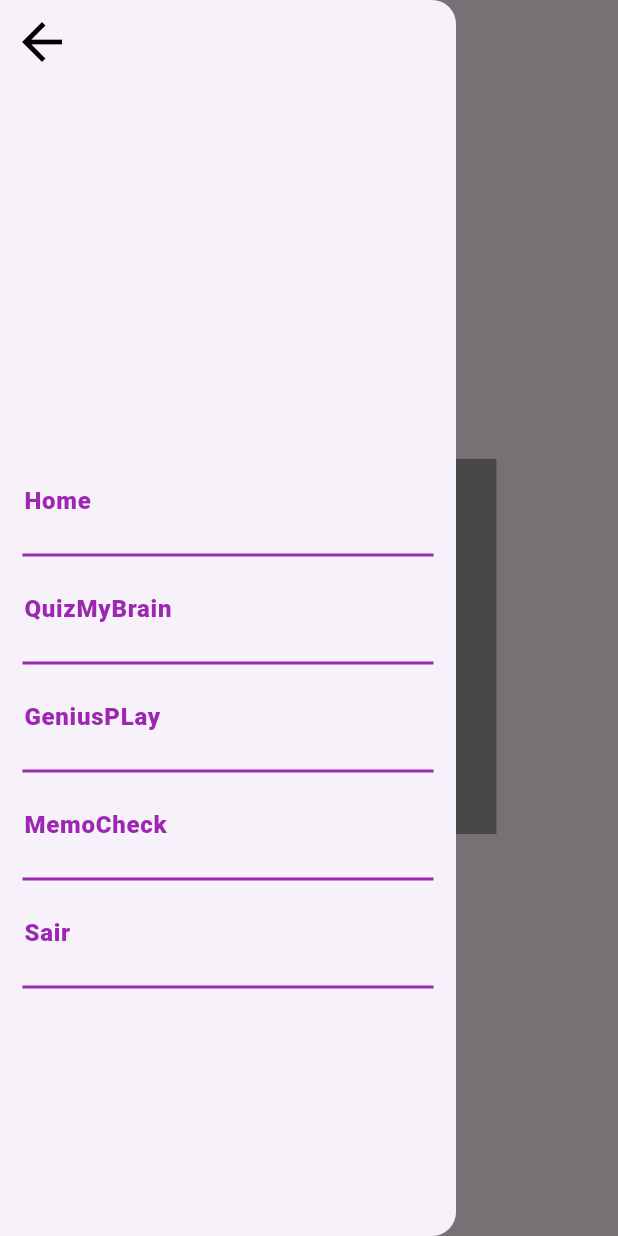
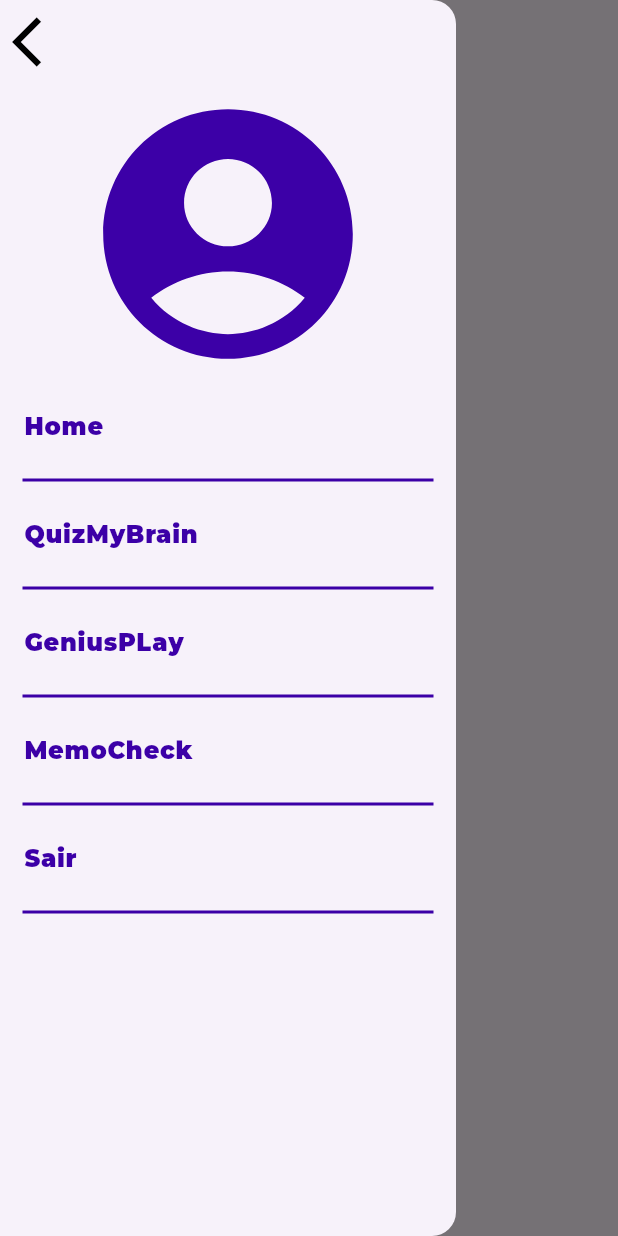
Before and after one commit to cauan-devs/projeto-morgana-WS, a Flutter app: the screen it shows after launch, with the side drawer open, on a phone screen of 412 x 824 dp. Run offline on Flutter 3.47's test engine with Material 3 defaults, Android fonts, the phone set to English and light mode, and no system bars; our stand-ins replace google_fonts.

Commit message:
botões funcionais

```diff
--- a/lib/main.dart
+++ b/lib/main.dart
@@ -31,13 +31,16 @@ class _HomePageState extends State<HomePage> {
       body: Center(
         child:
           Column(
+            mainAxisAlignment: MainAxisAlignment.center,
+            crossAxisAlignment: CrossAxisAlignment.center,
             children: [
-              Container(
-                color: Colors.grey,
-                height: 250,
-                width: 250,
-                margin: const EdgeInsets.fromLTRB(0, 250, 0, 20)),
-                Text("Bem-vindo ao Aprender+")
+              SizedBox(
+                height: 200,
+                width: 700,
+                child: Image.asset('assets/images/aprender.png',
+                ),
+              ),
+              Text("Bem vindo ao Aprender+")
             ],
           ),
       ),
@@ -51,7 +54,7 @@ class _HomePageState extends State<HomePage> {
             children: [
              IconButton(
            iconSize: 40,
-            icon: const Icon(Icons.arrow_back, color: Colors.black),
+            icon: const Icon(Icons.arrow_back_ios, color: Colors.black),
             onPressed: () {
            Navigator.pop(context);
                     },
--- a/lib/opcoes.dart
+++ b/lib/opcoes.dart
@@ -1,5 +1,9 @@
 import 'package:flutter/material.dart';
+import 'package:flutter/services.dart';
 import 'package:google_fonts/google_fonts.dart';
+import 'package:ws_morgana/geniusplay.dart';
+import 'package:ws_morgana/memocheck.dart';
+import 'package:ws_morgana/quizmybrain.dart';
 
 class Opcoes extends StatefulWidget {
   const Opcoes({super.key});
@@ -11,78 +15,110 @@ class Opcoes extends StatefulWidget {
 class _OpcoesState extends State<Opcoes> {
   @override
   Widget build(BuildContext context) {
-    return  Padding(
-               padding: const EdgeInsets.only(top: 250.0),
+    return Padding(
+      padding: const EdgeInsets.only(),
       child: Column(
         children: [
+          Icon(Icons.account_circle, color: Color(0xFF3C00A7), size: 200),
+
           ListTile(
             onTap: () => Navigator.pop(context),
             title: Text(
               "Home",
               textAlign: TextAlign.justify,
-                      style: GoogleFonts.breeSerif(
+              style: GoogleFonts.montserrat(
                 fontWeight: FontWeight.w900,
-                        color: Colors.purple),
+                color: Color(0xFF3C00A7),
+              ),
             ),
           ),
           Divider(
-                  color: Colors.purple,
+            color: Color(0xFF3C00A7),
             thickness: 2,
             indent: 15,
             endIndent: 15,
           ),
           ListTile(
             onTap: () {
-                    Navigator.pop(context);
+              Navigator.push(
+                context,
+                MaterialPageRoute(builder: (context) => Quizmybrain()),
+              );
             },
-                  title: Text("QuizMyBrain", textAlign: TextAlign.justify, style: GoogleFonts.breeSerif(
+            title: Text(
+              "QuizMyBrain",
+              textAlign: TextAlign.justify,
+              style: GoogleFonts.montserrat(
                 fontWeight: FontWeight.w900,
-                    color: Colors.purple),
+                color: Color(0xFF3C00A7),
               ),
             ),
-                Divider( color: Colors.purple,
+          ),
+          Divider(
+            color: Color(0xFF3C00A7),
             thickness: 2,
             indent: 15,
             endIndent: 15,
           ),
           ListTile(
             onTap: () {
-                    Navigator.pop(context);
+              Navigator.push(
+                context,
+                MaterialPageRoute(builder: (context) => Geniusplay()),
+              );
             },
-                  title: Text("GeniusPLay", textAlign: TextAlign.justify, style: GoogleFonts.breeSerif(
+            title: Text(
+              "GeniusPLay",
+              textAlign: TextAlign.justify,
+              style: GoogleFonts.montserrat(
                 fontWeight: FontWeight.w900,
-                    color: Colors.purple),
+                color: Color(0xFF3C00A7),
               ),
             ),
-                Divider(color: Colors.purple,
+          ),
+          Divider(
+            color: Color(0xFF3C00A7),
             thickness: 2,
             indent: 15,
             endIndent: 15,
           ),
           ListTile(
             onTap: () {
-                    Navigator.pop(context);
+              Navigator.push(
+                context,
+                MaterialPageRoute(builder: (context) => Memocheck()),
+              );
             },
-                  title: Text("MemoCheck", textAlign: TextAlign.justify, style: GoogleFonts.breeSerif(
+            title: Text(
+              "MemoCheck",
+              textAlign: TextAlign.justify,
+              style: GoogleFonts.montserrat(
                 fontWeight: FontWeight.w900,
-                    color: Colors.purple),
+                color: Color(0xFF3C00A7),
               ),
             ),
-                Divider( color: Colors.purple,
+          ),
+          Divider(
+            color: Color(0xFF3C00A7),
             thickness: 2,
             indent: 15,
             endIndent: 15,
           ),
           ListTile(
             onTap: () {
-                    Navigator.pop(context);
+              SystemNavigator.pop();
             },
-                  title: Text("Sair", textAlign: TextAlign.justify, style: GoogleFonts.breeSerif(
+            title: Text(
+              "Sair",
+              textAlign: TextAlign.justify,
+              style: GoogleFonts.montserrat(
                 fontWeight: FontWeight.w900,
-                    color: Colors.purple),
+                color: Color(0xFF3C00A7),
               ),
             ),
-                Divider( color: Colors.purple,
+          ),
+          Divider(
+            color: Color(0xFF3C00A7),
             thickness: 2,
             indent: 15,
             endIndent: 15,
--- a/pubspec.yaml
+++ b/pubspec.yaml
@@ -59,9 +59,9 @@ flutter:
   uses-material-design: true
 
   # To add assets to your application, add an assets section, like this:
-  # assets:
-  #   - images/a_dot_burr.jpeg
-  #   - images/a_dot_ham.jpeg
+  assets:
+    - assets/images/aprender.png
+
 
   # An image asset can refer to one or more resolution-specific "variants", see
   # https://flutter.dev/to/resolution-aware-images
```
Also changed, not shown: lib/geniusplay.dart (added, +19 -0 lines), lib/memocheck.dart (added, +19 -0 lines), lib/quizmybrain.dart (added, +20 -0 lines), assets/images/aprender.png (added), 1 other file. Lines whose indentation alone changed are shown as unchanged.
